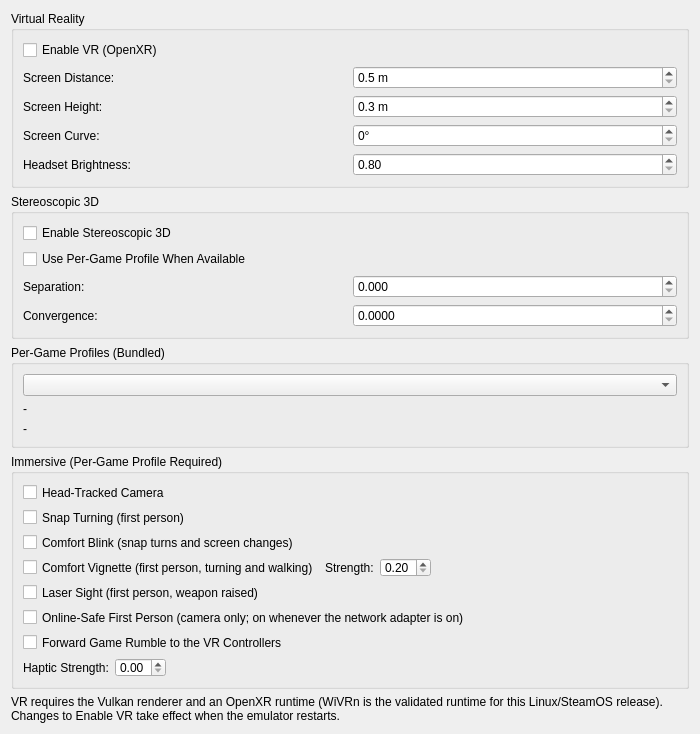
Above: pcsx2-qt/Settings/VRSettingsWidget.ui from beadbeed/PenguinScreen2 before the change. Below: the same form after it.
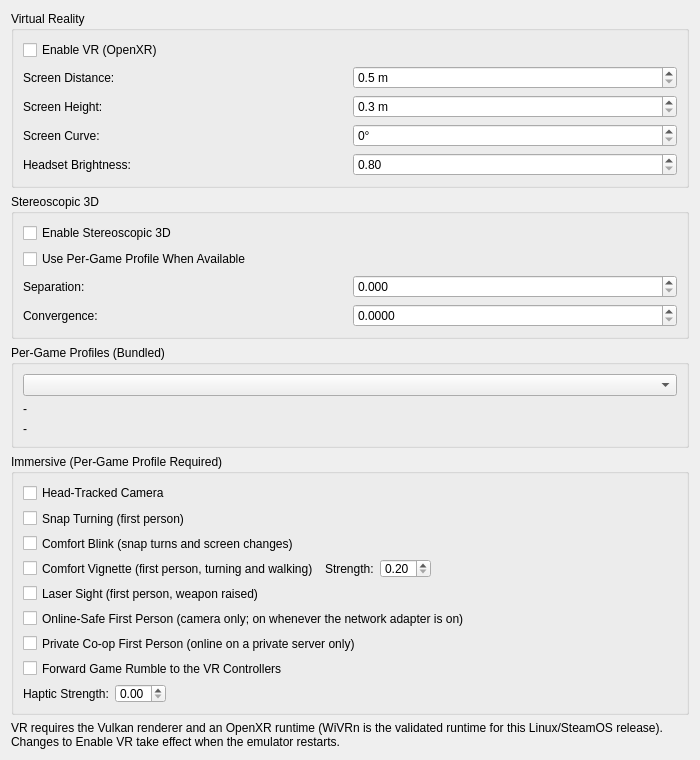
That is the form after the change.

Commit message: VR first person: private co-op mode gate, never pause online

What changed in the file:
```diff
--- a/pcsx2-qt/Settings/VRSettingsWidget.ui
+++ b/pcsx2-qt/Settings/VRSettingsWidget.ui
@@ -344,6 +344,13 @@
         </property>
        </widget>
       </item>
+      <item>
+       <widget class="QCheckBox" name="privateCoopFirstPerson">
+        <property name="text">
+         <string>Private Co-op First Person (online on a private server only)</string>
+        </property>
+       </widget>
+      </item>
       <item>
        <widget class="QCheckBox" name="gameRumble">
         <property name="text">
```
Left out of the diff: 1 changed line with no effect on the pictures. The commit also changes 13 other files.
